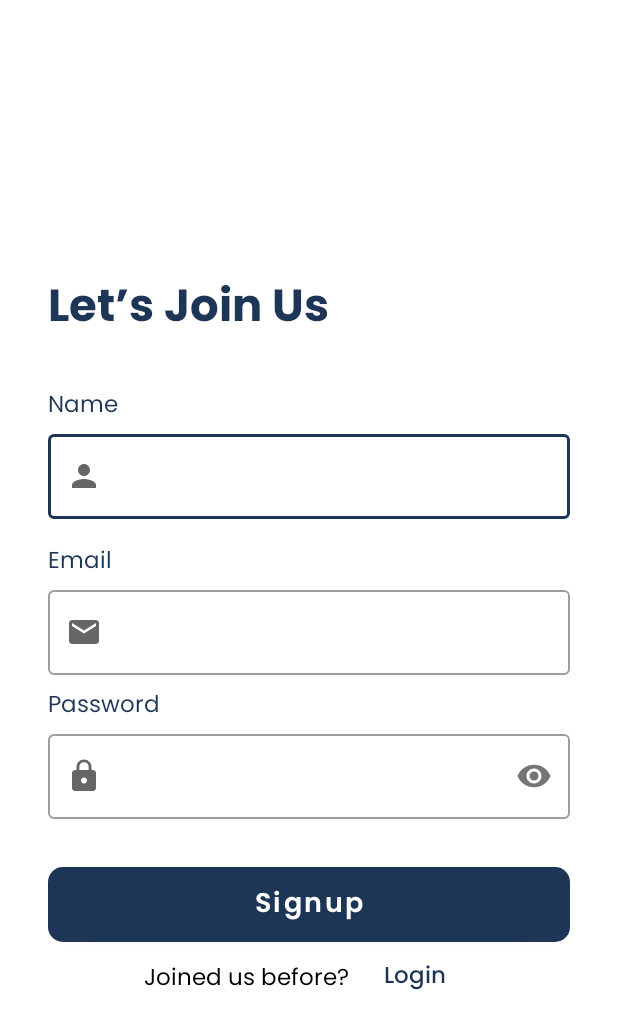
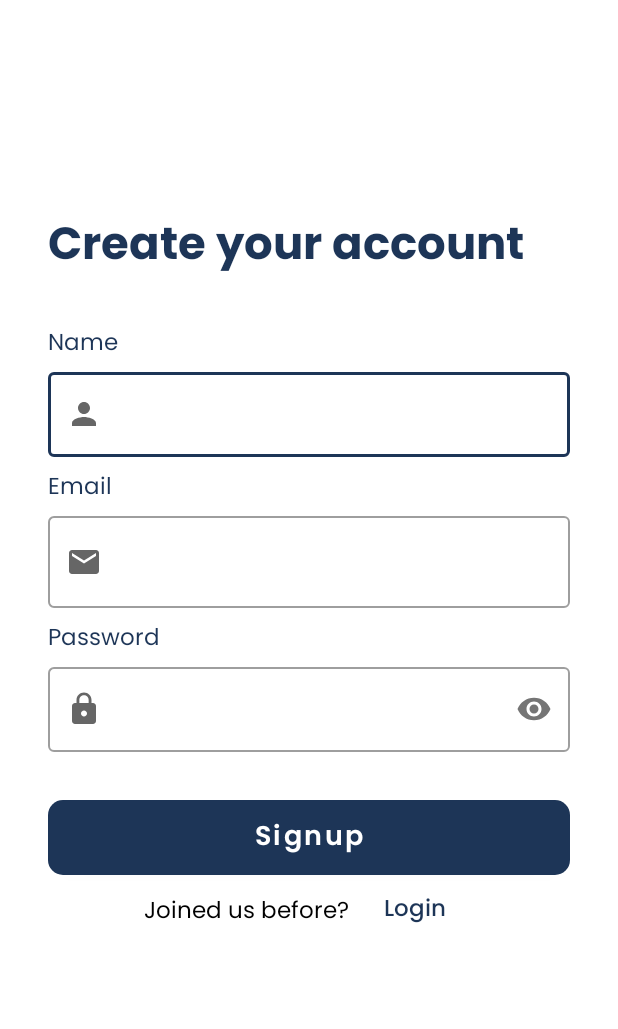
Before and after one commit to nabilah1001/Notogo-MD, an Android app: the screen it shows after launch (SignupActivity), after a tap on "Signup", on a phone screen of 412 x 824 dp. Shown: the top 1029 px of the screen. Run offline under Robolectric (Android 15) with nearby library versions, the phone set to English and light mode, and no system bars; 1 other tap on this screen came first.

Commit message:
switch theme

```diff
--- a/app/src/main/java/com/dicoding/picodiploma/notogo_app/MainActivity.kt
+++ b/app/src/main/java/com/dicoding/picodiploma/notogo_app/MainActivity.kt
@@ -6,6 +6,8 @@ import androidx.appcompat.app.AppCompatActivity
 import android.os.Bundle
 import android.view.Menu
 import android.view.MenuItem
+import androidx.appcompat.widget.Toolbar
+import androidx.core.content.ContextCompat
 import androidx.datastore.core.DataStore
 import androidx.datastore.preferences.core.Preferences
 import androidx.datastore.preferences.preferencesDataStore
--- a/app/src/main/res/layout/activity_onboarding.xml
+++ b/app/src/main/res/layout/activity_onboarding.xml
@@ -44,7 +44,6 @@
         android:layout_marginEnd="32dp"
         android:text="@string/subheader"
         android:fontFamily="@font/ppregular"
-        android:textColor="@color/blackpure"
         android:textSize="15sp"
         android:textAlignment="center"
         app:layout_constraintEnd_toEndOf="parent"
--- a/app/src/main/res/layout/activity_signup.xml
+++ b/app/src/main/res/layout/activity_signup.xml
@@ -61,7 +61,7 @@
         android:layout_width="wrap_content"
         android:layout_height="wrap_content"
         android:layout_marginStart="32dp"
-        android:layout_marginTop="16dp"
+        android:layout_marginTop="8dp"
         android:text="@string/email"
         android:fontFamily="@font/ppregular"
         android:textSize="15sp"
@@ -84,7 +84,7 @@
         <com.dicoding.picodiploma.notogo_app.CustomEditText
             android:id="@+id/emailEditText"
             android:layout_width="match_parent"
-            android:layout_height="wrap_content"
+            android:layout_height="61dp"
             android:ems="10"
             android:inputType="textEmailAddress" />
     </com.google.android.material.textfield.TextInputLayout>
@@ -145,11 +145,10 @@
         style="@style/Widget.Material3.Button.TextButton"
         android:layout_width="wrap_content"
         android:layout_height="wrap_content"
-        android:layout_marginEnd="96dp"
         android:fontFamily="@font/ppmedium"
         android:text="Login"
         android:textSize="15sp"
-        app:layout_constraintEnd_toEndOf="parent"
+        app:layout_constraintEnd_toEndOf="@+id/signupButton"
         app:layout_constraintHorizontal_bias="0.0"
         app:layout_constraintStart_toEndOf="@+id/descTextView"
         app:layout_constraintTop_toBottomOf="@+id/signupButton" />
@@ -158,14 +157,14 @@
         android:id="@+id/descTextView"
         android:layout_width="0dp"
         android:layout_height="wrap_content"
-        android:layout_marginStart="96dp"
+        android:layout_marginStart="64dp"
         android:layout_marginTop="12dp"
         android:fontFamily="@font/ppregular"
         android:text="Joined us before?"
         android:textAlignment="center"
         android:textColor="@color/blackpure"
         android:textSize="15sp"
-        app:layout_constraintStart_toStartOf="parent"
+        app:layout_constraintStart_toStartOf="@+id/signupButton"
         app:layout_constraintTop_toBottomOf="@+id/signupButton" />
 
     <androidx.constraintlayout.widget.Guideline
@@ -174,7 +173,7 @@
         android:layout_height="64dp"
         android:orientation="horizontal"
         app:layout_constraintEnd_toEndOf="parent"
-        app:layout_constraintGuide_percent="0.2"
+        app:layout_constraintGuide_percent="0.15"
         app:layout_constraintStart_toStartOf="parent" />
 
     <androidx.constraintlayout.widget.Guideline
--- a/app/src/main/res/layout/activity_splash_screen.xml
+++ b/app/src/main/res/layout/activity_splash_screen.xml
@@ -15,7 +15,7 @@
         app:layout_constraintEnd_toEndOf="parent"
         app:layout_constraintStart_toStartOf="parent"
         app:layout_constraintTop_toTopOf="parent"
-        app:srcCompat="@drawable/logo"
+        app:srcCompat="@drawable/logobaru"
         tools:ignore="ContentDescription" />
 
 </androidx.constraintlayout.widget.ConstraintLayout>
--- a/app/src/main/res/values/strings.xml
+++ b/app/src/main/res/values/strings.xml
@@ -8,7 +8,7 @@
     <string name="title_login_page">Welcome</string>
     <string name="email">Email</string>
     <string name="password">Password</string>
-    <string name="title_signup_page">Let’s Join Us</string>
+    <string name="title_signup_page">Create your account</string>
     <string name="name">Name</string>
     <string name="email_warning">Wrong email format</string>
     <string name="password_warning">Password must have at least 6 characters</string>
--- a/app/src/main/res/values/themes.xml
+++ b/app/src/main/res/values/themes.xml
@@ -10,8 +10,10 @@
         <item name="colorSecondaryVariant">@color/grey_2</item>
         <item name="colorOnSecondary">@color/black</item>
         <!-- Status bar color. -->
-        <item name="android:statusBarColor" tools:targetApi="l">?attr/colorPrimaryVariant</item>
+        <item name="android:statusBarColor" >?attr/colorPrimaryVariant</item>
         <!-- Customize your theme here. -->
+        <item name="android:textColor" >?attr/colorOnSecondary</item>
+        <item name="android:textColorPrimary" >?attr/colorPrimary</item>
     </style>
 
 </resources>
```
Also changed, not shown: app/src/main/java/com/dicoding/picodiploma/notogo_app/TokenPreference.kt (+14 -1 lines), app/src/main/java/com/dicoding/picodiploma/notogo_app/TokenViewModel.kt (+11 -0 lines), app/src/main/java/com/dicoding/picodiploma/notogo_app/account/profile/AccountActivity.kt (+34 -5 lines), app/src/main/res/layout/activity_login.xml (+5 -6 lines), app/src/main/res/drawable/logobaru.png (added).
